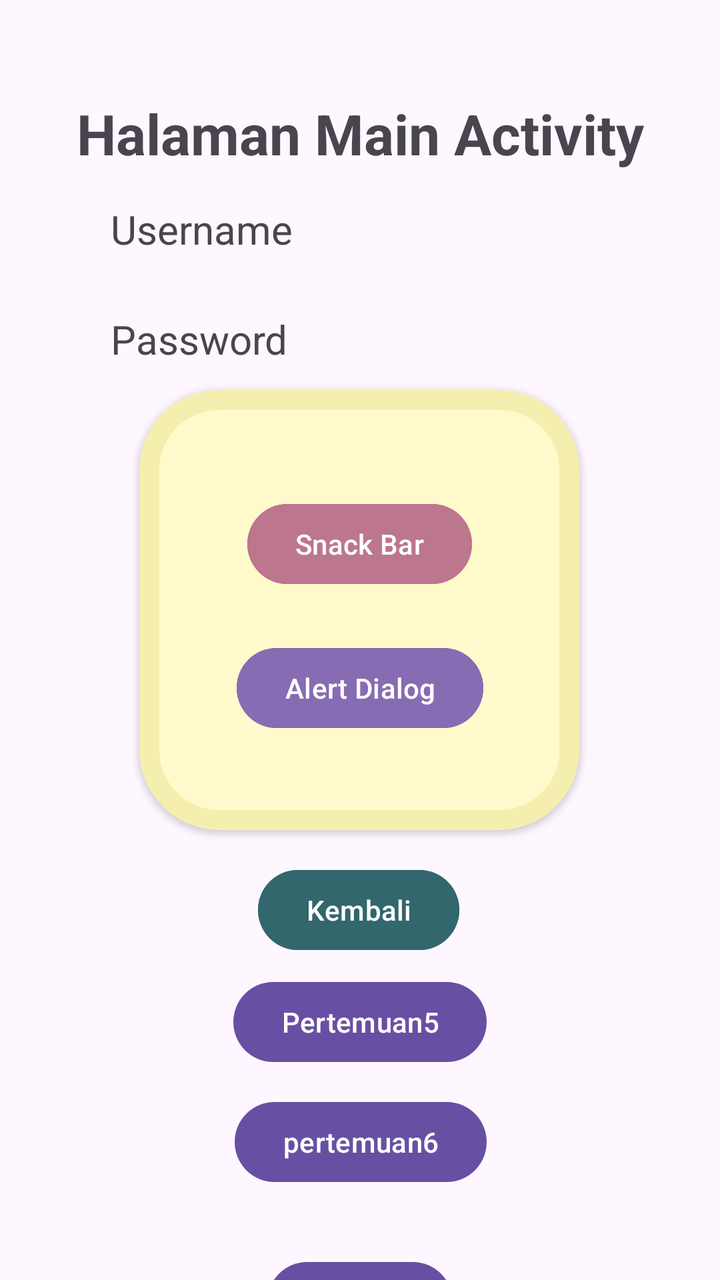
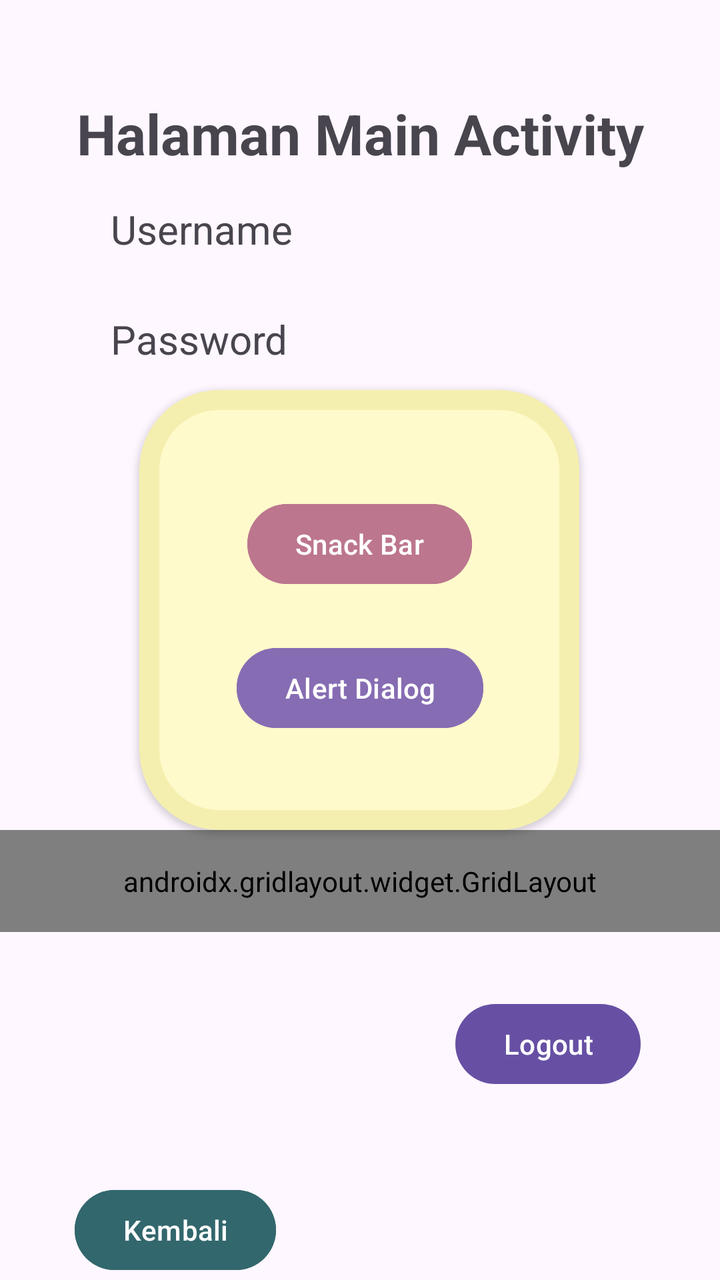

An Android layout rendered at two revisions. The XML below is the earlier revision; the diff shows what the commit changed to produce the second picture.
<!-- AndroidManifest.xml: application theme Theme.Dhaivina_3TIB -->
<!-- res/layout/fragment_home.xml -->
<?xml version="1.0" encoding="utf-8"?>
<androidx.constraintlayout.widget.ConstraintLayout xmlns:android="http://schemas.android.com/apk/res/android"
    xmlns:tools="http://schemas.android.com/tools"
    android:layout_width="match_parent"
    android:layout_height="match_parent"
    xmlns:app="http://schemas.android.com/apk/res-auto"
    tools:context=".Home.HomeFragment">


    <TextView
        android:id="@+id/txtUsername"
        android:layout_width="wrap_content"
        android:layout_height="wrap_content"
        android:text="Username"
        android:textSize="20sp"
        app:layout_constraintBottom_toBottomOf="parent"
        app:layout_constraintEnd_toEndOf="parent"
        app:layout_constraintHorizontal_bias="0.206"
        app:layout_constraintStart_toStartOf="parent"
        app:layout_constraintTop_toBottomOf="@+id/txtHlmMain"
        app:layout_constraintVertical_bias="0.03" />

    <TextView
        android:id="@+id/txtPassword"
        android:layout_width="wrap_content"
        android:layout_height="wrap_content"
        android:layout_marginTop="28dp"
        android:text="Password"
        android:textSize="20sp"
        app:layout_constraintEnd_toEndOf="parent"
        app:layout_constraintHorizontal_bias="0.204"
        app:layout_constraintStart_toStartOf="parent"
        app:layout_constraintTop_toBottomOf="@+id/txtUsername" />

    <TextView
        android:id="@+id/txtHlmMain"
        android:layout_width="wrap_content"
        android:layout_height="wrap_content"
        android:layout_marginTop="48dp"
        android:text="Halaman Main Activity"
        android:textSize="28sp"
        android:textStyle="bold"
        app:layout_constraintEnd_toEndOf="parent"
        app:layout_constraintStart_toStartOf="parent"
        app:layout_constraintTop_toTopOf="parent" />


    <com.google.android.material.card.MaterialCardView
        android:id="@+id/materialCardView"
        android:layout_width="220dp"
        android:layout_height="220dp"
        android:layout_marginTop="12dp"
        app:cardBackgroundColor="#FFFACB"
        app:cardCornerRadius="40dp"
        app:cardElevation="2dp"
        app:layout_constraintEnd_toEndOf="parent"
        app:layout_constraintHorizontal_bias="0.497"
        app:layout_constraintStart_toStartOf="parent"
        app:layout_constraintTop_toBottomOf="@+id/txtPassword"
        app:strokeColor="#48DBD169"
        app:strokeWidth="10dp">

        <androidx.constraintlayout.widget.ConstraintLayout
            android:layout_width="match_parent"
            android:layout_height="match_parent"
            android:layout_margin="17dp">

            <Button
                android:id="@+id/btnSnackBar"
                android:layout_width="wrap_content"
                android:layout_height="wrap_content"
                android:layout_marginTop="36dp"
                android:backgroundTint="#BC768E"
                android:text="Snack Bar"
                app:layout_constraintEnd_toEndOf="parent"
                app:layout_constraintStart_toStartOf="parent"
                app:layout_constraintTop_toTopOf="parent" />

            <Button
                android:id="@+id/btnAlertDialog"
                android:layout_width="wrap_content"
                android:layout_height="wrap_content"
                android:layout_marginTop="24dp"
                android:backgroundTint="#866CB3"
                android:text="Alert Dialog"
                app:layout_constraintEnd_toEndOf="parent"
                app:layout_constraintHorizontal_bias="0.505"
                app:layout_constraintStart_toStartOf="parent"
                app:layout_constraintTop_toBottomOf="@+id/btnSnackBar" />
        </androidx.constraintlayout.widget.ConstraintLayout>
    </com.google.android.material.card.MaterialCardView>

    <Button
        android:id="@+id/btnKembali"
        android:layout_width="wrap_content"
        android:layout_height="wrap_content"
        android:layout_marginTop="16dp"
        android:backgroundTint="#32676D"
        android:text="Kembali"
        app:layout_constraintEnd_toEndOf="parent"
        app:layout_constraintHorizontal_bias="0.498"
        app:layout_constraintStart_toStartOf="parent"
        app:layout_constraintTop_toBottomOf="@+id/materialCardView" />

    <Button
        android:id="@+id/btnToLima"
        android:layout_width="wrap_content"
        android:layout_height="wrap_content"
        android:layout_marginTop="8dp"
        android:text="Pertemuan5"
        app:layout_constraintEnd_toEndOf="parent"
        app:layout_constraintStart_toStartOf="parent"
        app:layout_constraintTop_toBottomOf="@+id/btnKembali" />

    <Button
        android:id="@+id/btnTosix"
        android:layout_width="wrap_content"
        android:layout_height="wrap_content"
        android:layout_marginTop="12dp"
        android:text="pertemuan6"
        app:layout_constraintEnd_toEndOf="parent"
        app:layout_constraintHorizontal_bias="0.501"
        app:layout_constraintStart_toStartOf="parent"
        app:layout_constraintTop_toBottomOf="@+id/btnToLima" />

    <Button
        android:id="@+id/btnLogout"
        android:layout_width="wrap_content"
        android:layout_height="wrap_content"
        android:layout_marginTop="32dp"
        android:text="Logout"
        app:layout_constraintEnd_toEndOf="parent"
        app:layout_constraintStart_toStartOf="parent"
        app:layout_constraintTop_toBottomOf="@+id/btnTosix" />

</androidx.constraintlayout.widget.ConstraintLayout>
<!-- resources referenced by this layout -->
<resources>
  <style name="Theme.Dhaivina_3TIB" parent="Base.Theme.Dhaivina_3TIB" />
  <style name="Base.Theme.Dhaivina_3TIB" parent="Theme.Material3.DayNight.NoActionBar">
          
          
      </style>
</resources>

<!-- the commit's change to res/layout/fragment_home.xml (unified diff, before → after) -->
@@ -90,24 +90,24 @@
         </androidx.constraintlayout.widget.ConstraintLayout>
     </com.google.android.material.card.MaterialCardView>
 
-    <Button
-        android:id="@+id/btnKembali"
-        android:layout_width="wrap_content"
+    <androidx.gridlayout.widget.GridLayout
+        android:id="@+id/gridMenu"
+        android:layout_width="0dp"
         android:layout_height="wrap_content"
-        android:layout_marginTop="16dp"
-        android:backgroundTint="#32676D"
-        android:text="Kembali"
+        android:padding="16dp"
+        app:columnCount="2"
+        app:useDefaultMargins="true"
         app:layout_constraintEnd_toEndOf="parent"
-        app:layout_constraintHorizontal_bias="0.498"
         app:layout_constraintStart_toStartOf="parent"
-        app:layout_constraintTop_toBottomOf="@+id/materialCardView" />
+        app:layout_constraintTop_toBottomOf="@+id/materialCardView">
 
-    <Button
+        <Button
         android:id="@+id/btnToLima"
         android:layout_width="wrap_content"
         android:layout_height="wrap_content"
-        android:layout_marginTop="8dp"
         android:text="Pertemuan5"
+        app:layout_columnWeight="1"
+        app:layout_gravity="fill_horizontal"
         app:layout_constraintEnd_toEndOf="parent"
         app:layout_constraintStart_toStartOf="parent"
         app:layout_constraintTop_toBottomOf="@+id/btnKembali" />
@@ -116,12 +116,27 @@
         android:id="@+id/btnTosix"
         android:layout_width="wrap_content"
         android:layout_height="wrap_content"
-        android:layout_marginTop="12dp"
         android:text="pertemuan6"
+        app:layout_columnWeight="1"
+        app:layout_gravity="fill_horizontal"
         app:layout_constraintEnd_toEndOf="parent"
-        app:layout_constraintHorizontal_bias="0.501"
+        app:layout_constraintHorizontal_bias="0.543"
         app:layout_constraintStart_toStartOf="parent"
         app:layout_constraintTop_toBottomOf="@+id/btnToLima" />
+
+
+    <Button
+        android:id="@+id/btnToSembilan"
+        android:layout_width="wrap_content"
+        android:layout_height="wrap_content"
+        android:text="Pertemuan9"
+        app:layout_columnWeight="1"
+        app:layout_gravity="fill_horizontal"
+        app:layout_constraintEnd_toStartOf="@+id/btnLogout"
+        app:layout_constraintHorizontal_bias="1.0"
+        app:layout_constraintStart_toStartOf="parent"
+        app:layout_constraintTop_toBottomOf="@+id/btnTosix" />
+    </androidx.gridlayout.widget.GridLayout>
 
     <Button
         android:id="@+id/btnLogout"
@@ -130,7 +145,19 @@
         android:layout_marginTop="32dp"
         android:text="Logout"
         app:layout_constraintEnd_toEndOf="parent"
+        app:layout_constraintHorizontal_bias="0.852"
         app:layout_constraintStart_toStartOf="parent"
-        app:layout_constraintTop_toBottomOf="@+id/btnTosix" />
+        app:layout_constraintTop_toBottomOf="@+id/gridMenu" />
 
+    <Button
+        android:id="@+id/btnKembali"
+        android:layout_width="wrap_content"
+        android:layout_height="wrap_content"
+        android:layout_marginTop="176dp"
+        android:backgroundTint="#32676D"
+        android:text="Kembali"
+        app:layout_constraintEnd_toEndOf="parent"
+        app:layout_constraintHorizontal_bias="0.144"
+        app:layout_constraintStart_toStartOf="parent"
+        app:layout_constraintTop_toBottomOf="@+id/materialCardView" />
 </androidx.constraintlayout.widget.ConstraintLayout>
